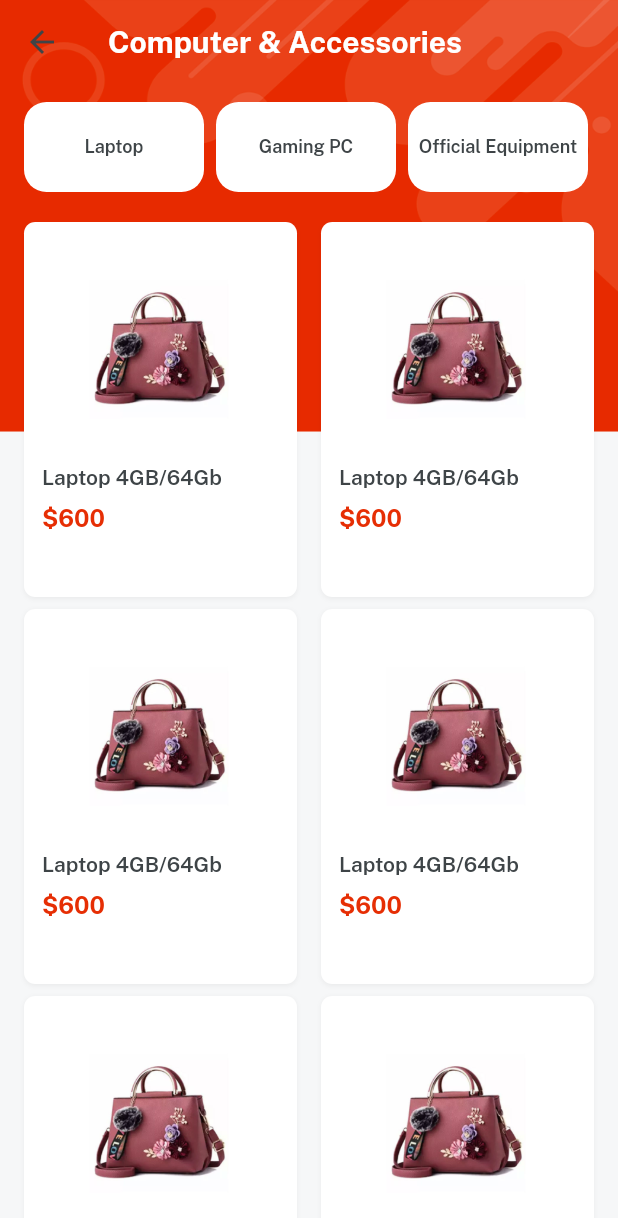
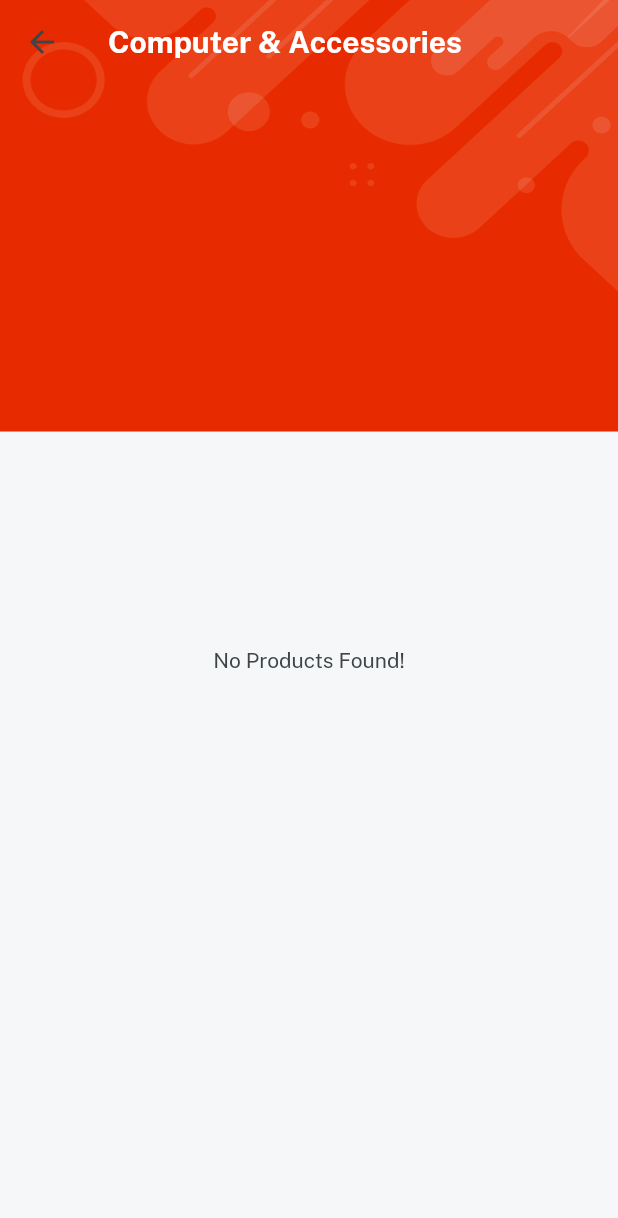
Before and after one commit to Harshul-Maheshwari/Emart-App, a Flutter app: the CategoryScreen screen opened directly, after a tap on "Computer & Accessories", on a phone screen of 412 x 824 dp. Shown: the top 1218 px of the screen. Run offline on Flutter 3.47's test engine with Material 2 defaults, Android fonts, the phone set to English and light mode, and no system bars; our stand-ins replace cloud_firestore, firebase_auth, firebase_core, firebase_storage, get, image_picker and 1 more; accounts and stored records are empty.

Commit message:
add item details backend and update category details backend also

```diff
--- a/lib/consts/firebase_consts.dart
+++ b/lib/consts/firebase_consts.dart
@@ -7,3 +7,4 @@ User? currentUser = auth.currentUser;
 
 //collections
 const userCollection = "users";
+const productsCollection = "products";
--- a/lib/services/firestore_services.dart
+++ b/lib/services/firestore_services.dart
@@ -8,4 +8,12 @@ class FirestoreServices {
         .where('id', isEqualTo: uid)
         .snapshots();
   }
+
+  // get products according to category
+  static getProducts(category) {
+    return firestore
+        .collection(productsCollection)
+        .where('p_category', isEqualTo: category)
+        .snapshots();
+  }
 }
--- a/lib/views/category_screen/category_details.dart
+++ b/lib/views/category_screen/category_details.dart
@@ -1,7 +1,10 @@
+import 'package:cloud_firestore/cloud_firestore.dart';
 import 'package:ecommerce_app/controllers/product_controller.dart';
+import 'package:ecommerce_app/services/firestore_services.dart';
 import 'package:ecommerce_app/views/category_screen/item_details.dart';
 import 'package:ecommerce_app/widgets/bg_widget.dart';
 import 'package:ecommerce_app/consts/consts.dart';
+import 'package:ecommerce_app/widgets/loading_indicator.dart';
 import 'package:get/get.dart';
 
 class CategoryDetails extends StatelessWidget {
@@ -17,7 +20,23 @@ class CategoryDetails extends StatelessWidget {
             appBar: AppBar(
               title: title!.text.fontFamily(bold).white.make(),
             ),
-      body: Container(
+            body: StreamBuilder(
+                stream: FirestoreServices.getProducts(title),
+                builder: (BuildContext context,
+                    AsyncSnapshot<QuerySnapshot> snapshot) {
+                  if (!snapshot.hasData) {
+                    return Center(
+                      child: loadingIndicator(),
+                    );
+                  } else if (snapshot.data!.docs.isEmpty) {
+                    return Center(
+                      child:
+                          "No Products Found!".text.color(darkFontGrey).make(),
+                    );
+                  } else {
+                    var data = snapshot.data!.docs;
+
+                    return Container(
                       padding: const EdgeInsets.all(12),
                       child: Column(
                         crossAxisAlignment: CrossAxisAlignment.start,
@@ -38,7 +57,8 @@ class CategoryDetails extends StatelessWidget {
                                       .white
                                       .rounded
                                       .size(120, 60)
-                        .margin(const EdgeInsets.symmetric(horizontal: 4))
+                                      .margin(const EdgeInsets.symmetric(
+                                          horizontal: 4))
                                       .make()),
                             ),
                           ),
@@ -49,7 +69,7 @@ class CategoryDetails extends StatelessWidget {
                               child: GridView.builder(
                                   physics: const BouncingScrollPhysics(),
                                   shrinkWrap: true,
-                    itemCount: 6,
+                                  itemCount: data.length,
                                   gridDelegate:
                                       const SliverGridDelegateWithFixedCrossAxisCount(
                                           crossAxisCount: 2,
@@ -58,42 +78,54 @@ class CategoryDetails extends StatelessWidget {
                                           mainAxisExtent: 250),
                                   itemBuilder: (context, index) {
                                     return Column(
-                        crossAxisAlignment: CrossAxisAlignment.start,
+                                      crossAxisAlignment:
+                                          CrossAxisAlignment.start,
                                       children: [
-                          Image.asset(
-                            imgP5,
+                                        Image.network(
+                                          data[index]['p_imgs'][0],
                                           width: 200,
-                            height: 150,
+                                          height: 160,
                                           fit: BoxFit.cover,
-                          ),
-                          "Laptop 4GB/64Gb"
+                                        )
+                                            .box
+                                            .roundedSM
+                                            .clip(Clip.antiAlias)
+                                            .make(),
+                                        5.heightBox,
+                                        "${data[index]['p_name']}"
                                             .text
                                             .fontFamily(semibold)
                                             .color(darkFontGrey)
                                             .make(),
                                         10.heightBox,
-                          "\$600"
+                                        "${data[index]['p_price']}"
+                                            .numCurrency
                                             .text
                                             .color(redColor)
                                             .fontFamily(bold)
                                             .size(16)
-                              .make()
+                                            .make(),
+                                        10.heightBox,
                                       ],
                                     )
                                         .box
                                         .white
-                          .margin(const EdgeInsets.symmetric(horizontal: 4))
+                                        .margin(const EdgeInsets.symmetric(
+                                            horizontal: 4))
                                         .p12
                                         .roundedSM
                                         .outerShadowSm
                                         .make()
                                         .onTap(() {
-                        Get.to(() => const ItemDetails(title: "Dummy item"));
+                                      Get.to(() => ItemDetails(
+                                          title: "${data[index]['p_name']}",
+                                          data: data[index]));
                                     });
                                   }))
                         ],
                       ),
-      ),
-    ));
+                    );
+                  }
+                })));
   }
 }
--- /dev/null
+++ b/lib/widgets/loading_indicator.dart
@@ -0,0 +1,7 @@
+import 'package:ecommerce_app/consts/consts.dart';
+
+Widget loadingIndicator() {
+  return const CircularProgressIndicator(
+    valueColor: AlwaysStoppedAnimation(redColor),
+  );
+}
```
Also changed, not shown: lib/controllers/product_controller.dart (+23 -0 lines), lib/views/category_screen/item_details.dart (+71 -28 lines). Lines whose indentation alone changed are shown as unchanged.
